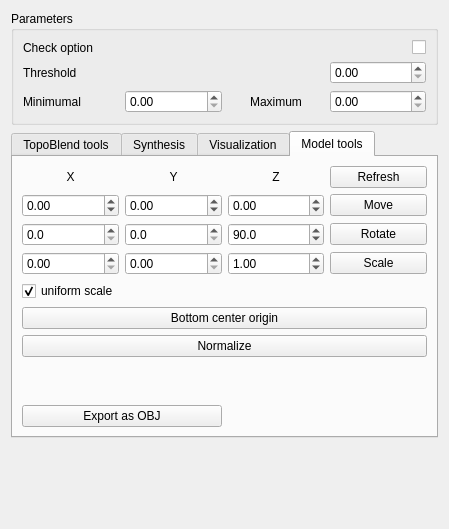
ialhashim/topo-blend, file topo-blend/topo_blend_widget.ui: the form before one commit.
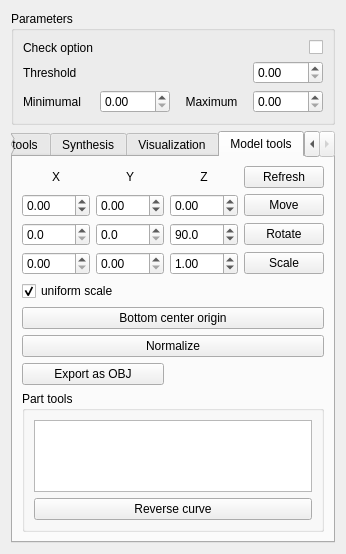
The form after the commit. The open tabs and pages were chosen to show the change. Icons and pictures are not drawn.

```diff
--- a/topo-blend/topo_blend_widget.ui
+++ b/topo-blend/topo_blend_widget.ui
@@ -6,8 +6,8 @@
    <rect>
     <x>0</x>
     <y>0</y>
-    <width>449</width>
-    <height>529</height>
+    <width>312</width>
+    <height>535</height>
    </rect>
   </property>
   <property name="windowTitle">
@@ -682,19 +682,6 @@
          </property>
         </widget>
        </item>
-       <item row="9" column="3" colspan="4">
-        <spacer name="verticalSpacer_2">
-         <property name="orientation">
-          <enum>Qt::Vertical</enum>
-         </property>
-         <property name="sizeHint" stdset="0">
-          <size>
-           <width>20</width>
-           <height>40</height>
-          </size>
-         </property>
-        </spacer>
-       </item>
        <item row="3" column="4">
         <widget class="QDoubleSpinBox" name="rotY">
          <property name="decimals">
@@ -709,7 +696,7 @@
          </property>
         </widget>
        </item>
-       <item row="10" column="3" colspan="2">
+       <item row="9" column="3" colspan="2">
         <widget class="QPushButton" name="exportAsOBJ">
          <property name="text">
           <string>Export as OBJ</string>
@@ -727,6 +714,29 @@
          </property>
         </widget>
        </item>
+       <item row="10" column="3" colspan="4">
+        <widget class="QGroupBox" name="groupBox_2">
+         <property name="title">
+          <string>Part tools</string>
+         </property>
+         <layout class="QGridLayout" name="gridLayout_8">
+          <item row="1" column="0">
+           <widget class="QPushButton" name="reverseCurveButton">
+            <property name="text">
+             <string>Reverse curve</string>
+            </property>
+           </widget>
+          </item>
+          <item row="0" column="0">
+           <widget class="QListWidget" name="partsList">
+            <property name="selectionMode">
+             <enum>QAbstractItemView::MultiSelection</enum>
+            </property>
+           </widget>
+          </item>
+         </layout>
+        </widget>
+       </item>
       </layout>
      </widget>
     </widget>
```
